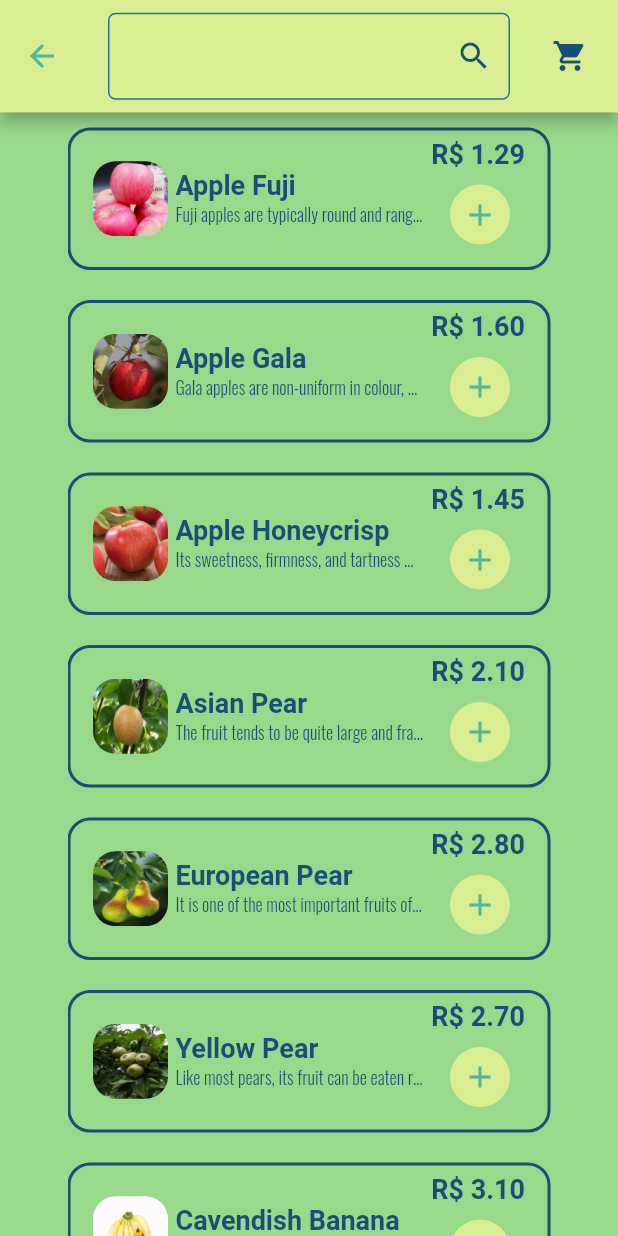
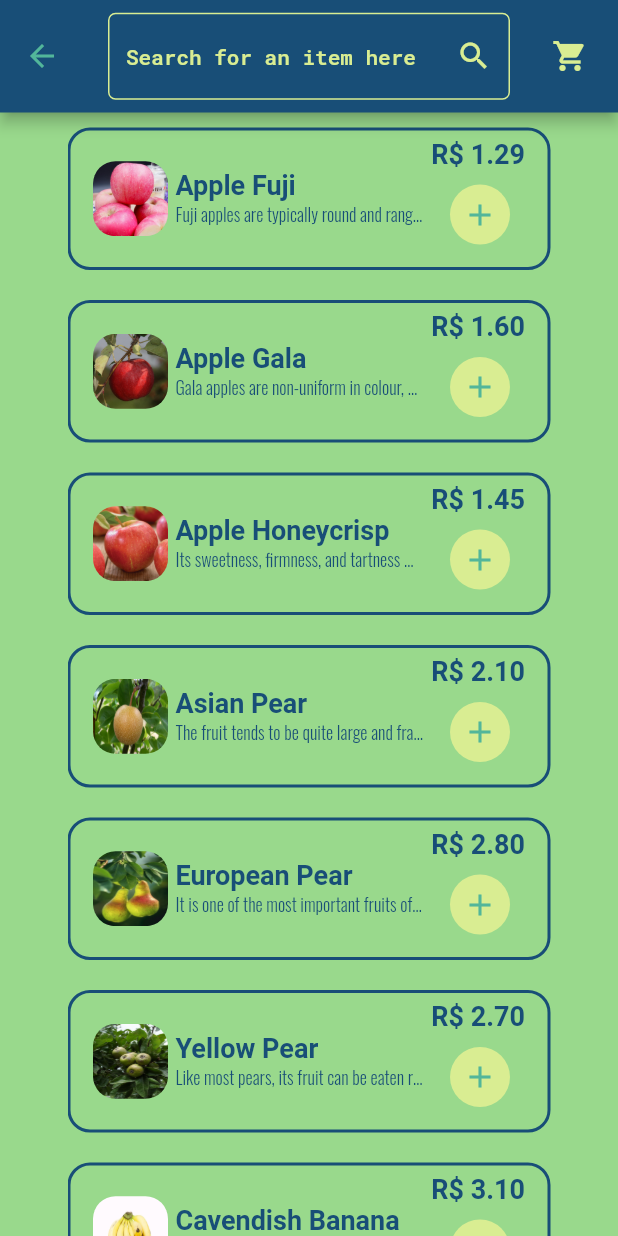
Before and after one commit to Khanno/framework_test, a Flutter app: the HomePage screen opened by its route, on a phone screen of 412 x 824 dp. Run offline on Flutter 3.47's test engine with Material 2 defaults, Android fonts, the phone set to English and light mode, and no system bars; our stand-ins replace flutter_bloc, flutter_svg, google_fonts; Roboto replaces fonts that are missing (Oxygen).

Commit message:
feat(shopping-cart): feat shopping cart functionality (#4)
* feat(data): feat mocked data

* feat(homescreen): feat homescreen layout

* feat(shopping-cart): feat shopping cart functionality

```diff
--- /dev/null
+++ b/lib/pages/home_page/bloc/home_page_bloc/home_page_events.dart
@@ -0,0 +1,8 @@
+class HomePageEvents {}
+
+class LoadingHomePageEvent extends HomePageEvents {}
+
+class SearchProductsHomePageEvent extends HomePageEvents {
+  final String searchWord;
+  SearchProductsHomePageEvent({required this.searchWord});
+}
--- a/lib/pages/home_page/bloc/home_page_state.dart
+++ b/lib/pages/home_page/bloc/home_page_bloc/home_page_state.dart
@@ -6,6 +6,18 @@ class HomePageState {
   String? message;
 
   HomePageState({this.listOfProducts, this.searchTerm, this.message});
+
+  HomePageState copyWith({
+    List<Product>? listOfProducts,
+    String? searchTerm,
+    String? message,
+  }) {
+    return HomePageState(
+      listOfProducts: listOfProducts ?? this.listOfProducts,
+      searchTerm: searchTerm ?? this.searchTerm,
+      message: message ?? this.message
+    );
+  }
 }
 
 class HomePageLoadingState extends HomePageState {}
--- a/lib/pages/home_page/bloc/home_page_events.dart
+++ /dev/null
@@ -1,5 +0,0 @@
-class HomePageEvents {}
-
-class LoadingHomePageEvent extends HomePageEvents {}
-
-class SearchProductsHomePageEvent extends HomePageEvents {}
--- a/lib/pages/home_page/home_page.dart
+++ b/lib/pages/home_page/home_page.dart
@@ -1,36 +1,74 @@
+import 'dart:async';
+
 import 'package:flutter/material.dart';
 import 'package:flutter/services.dart';
 import 'package:flutter_bloc/flutter_bloc.dart';
-import 'package:framework_test/pages/home_page/bloc/home_page_bloc.dart';
-import 'package:framework_test/pages/home_page/bloc/home_page_state.dart';
+import 'package:framework_test/pages/home_page/bloc/home_page_bloc/home_page_bloc.dart';
+import 'package:framework_test/pages/home_page/bloc/home_page_bloc/home_page_events.dart';
+import 'package:framework_test/pages/home_page/bloc/home_page_bloc/home_page_state.dart';
+import 'package:framework_test/pages/shopping_cart_page/bloc/shopping_cart_bloc.dart';
+import 'package:framework_test/pages/shopping_cart_page/bloc/shopping_cart_events.dart';
+import 'package:framework_test/pages/shopping_cart_page/bloc/shopping_cart_state.dart';
 import 'package:framework_test/pages/home_page/widgets/product_card_widget.dart';
 import 'package:framework_test/widgets/text_inputs/custom_text_input.dart';
 
 class HomePage extends StatelessWidget {
-
   final TextEditingController searchController = TextEditingController();
+  Timer? _debounce;
 
   @override
   Widget build(BuildContext context) {
     return Scaffold(
       backgroundColor: Theme.of(context).colorScheme.onSurface,
       appBar: AppBar(
-        backgroundColor: Theme.of(context).colorScheme.onBackground,
         toolbarHeight: 75.0,
         title: CustomTextInput(
-          suffixIcon: Icon(Icons.search, color: Theme.of(context).colorScheme.primary,),
+          cursorColor: Theme.of(context).colorScheme.onBackground,
+          borderColor: Theme.of(context).colorScheme.onBackground,
+          focusBorderColor: Colors.white,
+          hintColor: Theme.of(context).colorScheme.onBackground,
+          textInputColor: Theme.of(context).colorScheme.onBackground,
+          suffixIcon: GestureDetector(
+            onTap: () {
+              if (searchController.text.isNotEmpty) {
+                context.read<HomePageBloc>().add(SearchProductsHomePageEvent(
+                    searchWord: searchController.text));
+              } else {
+                context.read<HomePageBloc>().add(LoadingHomePageEvent());
+              }
+            },
+            child: Icon(
+              Icons.search,
+              color: Theme.of(context).colorScheme.onBackground,
+            ),
+          ),
           controller: searchController,
-          hint: 'Search for an item here',
+          label: 'Search for an item here',
+          labelColor: Theme.of(context).colorScheme.onBackground,
           keyboardType: TextInputType.name,
+          onChanged: (String value) {
+            if (value.isNotEmpty) {
+              if (_debounce?.isActive ?? false) _debounce?.cancel();
+              _debounce = Timer(const Duration(milliseconds: 500), () {
+                context.read<HomePageBloc>().add(SearchProductsHomePageEvent(
+                    searchWord: searchController.text));
+              });
+            } else {
+              context.read<HomePageBloc>().add(LoadingHomePageEvent());
+            }
+          },
         ),
         actions: [
           Padding(
             padding: const EdgeInsets.only(right: 8.0),
-            child: IconButton(
-              onPressed: () {},
-              icon: Icon(Icons.shopping_cart),
-              color: Theme.of(context).colorScheme.primary,
-            ),
+            child: BlocBuilder<ShoppingCartBloc, ShoppingCartState>(
+                builder: (BuildContext context, ShoppingCartState cartState) {
+              return IconButton(
+                onPressed: () => Navigator.pushNamed(context, '/shopping-cart'),
+                icon: Icon(Icons.shopping_cart),
+                color: Theme.of(context).colorScheme.onBackground,
+              );
+            }),
           )
         ],
       ),
@@ -47,10 +85,15 @@ class HomePage extends StatelessWidget {
                 return Padding(
                   padding: const EdgeInsets.fromLTRB(45.0, 0, 45.0, 0),
                   child: ListView.builder(
+                      physics: BouncingScrollPhysics(),
                       itemCount: state.listOfProducts!.length,
                       itemBuilder: (BuildContext context, int index) =>
                           ProductCardWidget(
                             product: state.listOfProducts![index],
+                            onPressed: () => context
+                                .read<ShoppingCartBloc>()
+                                .add(AddItemToShoppingCart(
+                                    product: state.listOfProducts![index])),
                           )),
                 );
               default:
--- a/lib/pages/home_page/widgets/product_card_widget.dart
+++ b/lib/pages/home_page/widgets/product_card_widget.dart
@@ -4,9 +4,11 @@ import 'package:framework_test/model/product_model.dart';
 import 'package:framework_test/styles/text_styles.dart';
 
 class ProductCardWidget extends StatelessWidget {
+
   final Product product;
+  final Function() onPressed;
 
-  ProductCardWidget({required this.product});
+  ProductCardWidget({required this.product, required this.onPressed});
 
   @override
   Widget build(BuildContext context) {
@@ -72,7 +74,7 @@ class ProductCardWidget extends StatelessWidget {
                     child: CircleAvatar(
                       backgroundColor: Theme.of(context).colorScheme.onBackground,
                       child: IconButton(
-                        onPressed: () {},
+                        onPressed: onPressed,
                         icon: const Icon(Icons.add),
                         color: Theme.of(context).colorScheme.onPrimary,
                       ),
--- /dev/null
+++ b/lib/pages/shopping_cart_page/bloc/shopping_cart_bloc.dart
@@ -0,0 +1,24 @@
+import 'package:flutter_bloc/flutter_bloc.dart';
+import 'package:framework_test/model/product_model.dart';
+import 'package:framework_test/pages/shopping_cart_page/bloc/shopping_cart_events.dart';
+import 'package:framework_test/pages/shopping_cart_page/bloc/shopping_cart_state.dart';
+
+class ShoppingCartBloc extends Bloc<ShoppingCartEvent, ShoppingCartState> {
+  ShoppingCartBloc() : super(ShoppingCartState(shoppingCart: [])) {
+    on<AddItemToShoppingCart>((event, emit) => _addItemToState(event, emit));
+    on<RemoveItemFromShoppingCart>((event, emit) => _removeItemFromState(event, emit));
+  }
+
+  void _addItemToState(AddItemToShoppingCart event, Emitter<ShoppingCartState> emit) {
+    List<Product> shoppingCart = state.shoppingCart!;
+    shoppingCart.add(event.product);
+    emit(state.copyWith(shoppingCart: shoppingCart));
+  }
+
+  void _removeItemFromState(RemoveItemFromShoppingCart event, Emitter<ShoppingCartState> emit) {
+    List<Product> shoppingCart = state.shoppingCart!;
+    int productIndex = shoppingCart.indexOf(event.product);
+    shoppingCart.removeAt(productIndex);
+    emit(ShoppingCartState(shoppingCart: shoppingCart));
+  }
+}
--- /dev/null
+++ b/lib/pages/shopping_cart_page/bloc/shopping_cart_events.dart
@@ -0,0 +1,15 @@
+import 'package:framework_test/model/product_model.dart';
+
+class ShoppingCartEvent {}
+
+class AddItemToShoppingCart extends ShoppingCartEvent {
+  final Product product;
+
+  AddItemToShoppingCart({required this.product});
+}
+
+class RemoveItemFromShoppingCart extends ShoppingCartEvent {
+  final Product product;
+
+  RemoveItemFromShoppingCart({required this.product});
+}
--- /dev/null
+++ b/lib/pages/shopping_cart_page/bloc/shopping_cart_state.dart
@@ -0,0 +1,17 @@
+import 'package:framework_test/model/product_model.dart';
+
+class ShoppingCartState {
+  List<Product>? shoppingCart = [];
+
+  ShoppingCartState({this.shoppingCart});
+
+  ShoppingCartState copyWith({
+    List<Product>? shoppingCart,
+  }) {
+    return ShoppingCartState(
+      shoppingCart: shoppingCart ?? this.shoppingCart,
+    );
+  }
+}
+
+class LoadingShoppingCart extends ShoppingCartState {}
--- a/lib/styles/text_input_styles.dart
+++ b/lib/styles/text_input_styles.dart
@@ -9,24 +9,32 @@ class CustomTextInputDecoration {
     Color? labelColor,
     Widget? suffixIcon,
     Color? fillColor,
+    Color? borderColor,
+    Color? focusBorderColor,
+    Color? hintColor,
   }) {
     return InputDecoration(
         fillColor: fillColor,
         suffixIcon: suffixIcon,
         hintText: hint,
-        label: Text(label ?? '', style: RobotoCustomStyle().style(context: context),),
+        hintStyle: RobotoCustomStyle().style(context: context, color: hintColor),
+        label: Text(label ?? '', style: RobotoCustomStyle().style(context: context, color: labelColor),),
         errorStyle: RobotoCustomStyle().style(context: context, color: Theme.of(context).colorScheme.onError),
         alignLabelWithHint: true,
         labelStyle: RobotoCustomStyle().style(context: context, color: labelColor),
         enabledBorder: OutlineInputBorder(
           borderRadius: BorderRadius.all(Radius.circular(5.0)),
-          borderSide: BorderSide(color: Theme.of(context).colorScheme.secondary),
+          borderSide: BorderSide(color: borderColor ?? Theme.of(context).colorScheme.secondary),
         ),
+      focusedBorder: OutlineInputBorder(
+        borderRadius: BorderRadius.all(Radius.circular(5.0)),
+        borderSide: BorderSide(color: focusBorderColor ?? Theme.of(context).colorScheme.secondary),
+      ),
       border: OutlineInputBorder(
         borderRadius: BorderRadius.all(Radius.circular(5.0)),
-        borderSide: BorderSide(color: Theme.of(context).colorScheme.secondary),
+        borderSide: BorderSide(color: focusBorderColor ?? Theme.of(context).colorScheme.secondary),
       ),
-      focusColor: Theme.of(context).colorScheme.secondary,
+      focusColor: focusBorderColor ?? Theme.of(context).colorScheme.secondary,
     );
   }
 }
--- a/lib/widgets/text_inputs/custom_text_input.dart
+++ b/lib/widgets/text_inputs/custom_text_input.dart
@@ -12,6 +12,12 @@ class CustomTextInput extends StatelessWidget {
   final Color? labelColor;
   final Widget? suffixIcon;
   final Color? fillColor;
+  final Function(String)? onChanged;
+  final Color? borderColor;
+  final Color? focusBorderColor;
+  final Color? hintColor;
+  final Color? textInputColor;
+  final Color? cursorColor;
 
   CustomTextInput({
     this.label,
@@ -23,11 +29,18 @@ class CustomTextInput extends StatelessWidget {
     this.labelColor,
     this.suffixIcon,
     this.fillColor,
+    this.onChanged,
+    this.borderColor,
+    this.focusBorderColor,
+    this.hintColor,
+    this.textInputColor,
+    this.cursorColor,
   });
 
   @override
   Widget build(BuildContext context) {
     return TextFormField(
+      onChanged: onChanged,
       controller: controller,
       decoration: CustomTextInputDecoration().style(
         context: context,
@@ -36,11 +49,15 @@ class CustomTextInput extends StatelessWidget {
         labelColor: labelColor,
         suffixIcon: suffixIcon,
         fillColor: fillColor,
+        borderColor: borderColor,
+        focusBorderColor: focusBorderColor,
+        hintColor: hintColor,
       ),
+      cursorColor: cursorColor,
       keyboardType: keyboardType ?? TextInputType.name,
       textAlign: TextAlign.center,
       obscureText: isPassword,
-      style: RobotoCustomStyle().style(context: context),
+      style: RobotoCustomStyle().style(context: context, color: textInputColor),
       validator: (value) {
         if (isRequired) {
           if (value == null || value.isEmpty) {
```
Also changed, not shown: lib/main.dart (+12 -4 lines), lib/pages/home_page/bloc/home_page_bloc/home_page_bloc.dart (renamed from lib/pages/home_page/bloc/home_page_bloc.dart, +11 -2 lines), lib/pages/login_page/login_page.dart (+8 -1 lines), lib/pages/shopping_cart_page/shopping_cart_page.dart (added, +74 -0 lines), lib/pages/shopping_cart_page/widget/cart_product_card_widget.dart (added, +61 -0 lines).
